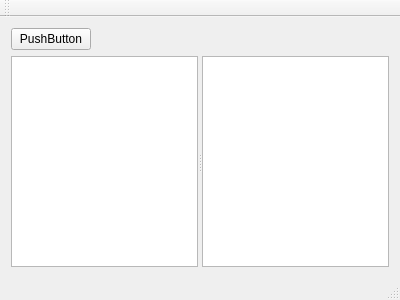
Before: the Qt Designer form src/MainWindow.ui in soramimi/FTPPP, drawn with Qt 5.
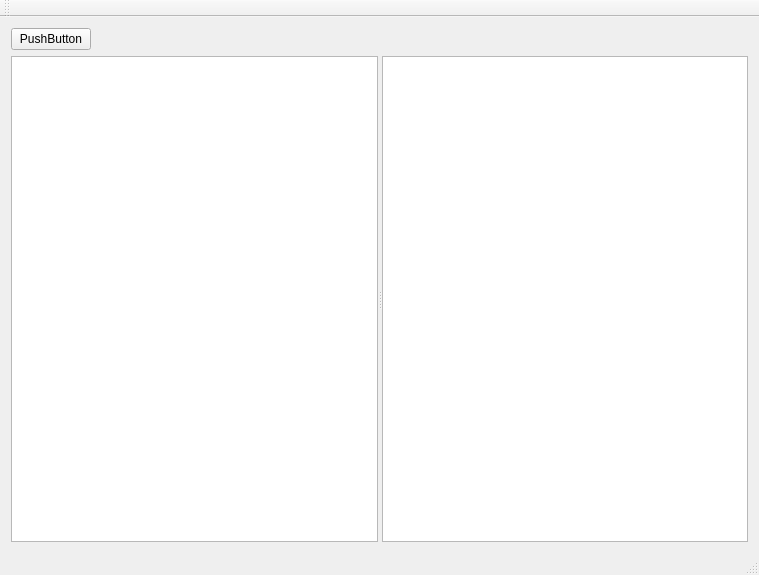
After: the same form once the commit is applied.

What changed in the file:
```diff
--- a/src/MainWindow.ui
+++ b/src/MainWindow.ui
@@ -6,8 +6,8 @@
    <rect>
     <x>0</x>
     <y>0</y>
-    <width>400</width>
-    <height>300</height>
+    <width>759</width>
+    <height>575</height>
    </rect>
   </property>
   <property name="windowTitle">
@@ -44,6 +44,12 @@
     </item>
     <item>
      <widget class="QSplitter" name="splitter">
+      <property name="sizePolicy">
+       <sizepolicy hsizetype="Expanding" vsizetype="Expanding">
+        <horstretch>0</horstretch>
+        <verstretch>0</verstretch>
+       </sizepolicy>
+      </property>
       <property name="orientation">
        <enum>Qt::Horizontal</enum>
       </property>
```
Left out of the diff: 2 changed lines with no effect on the pictures.
